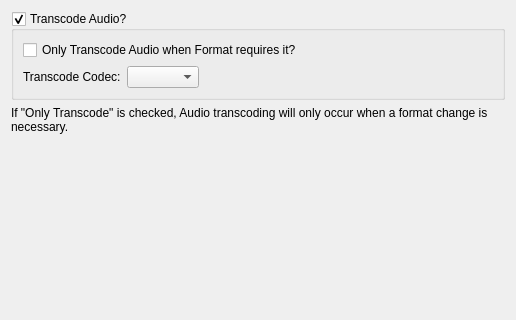
towel42-com/MediaManager, file Preferences/UI/MakeMKVAudioSettings.ui: the form before one commit; both pictures show x 0 to 516 and y 0 to 320 of the 516 by 535 pixel window.
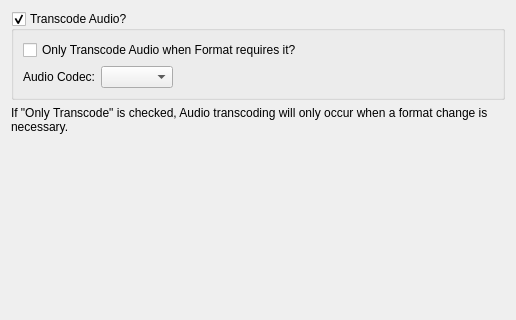
The form after the commit.

Diff of the .ui file:
```diff
--- a/Preferences/UI/MakeMKVAudioSettings.ui
+++ b/Preferences/UI/MakeMKVAudioSettings.ui
@@ -35,7 +35,7 @@
         <item>
          <widget class="QLabel" name="label_3">
           <property name="text">
-           <string>Transcode Codec:</string>
+           <string>Audio Codec:</string>
           </property>
          </widget>
         </item>
```
